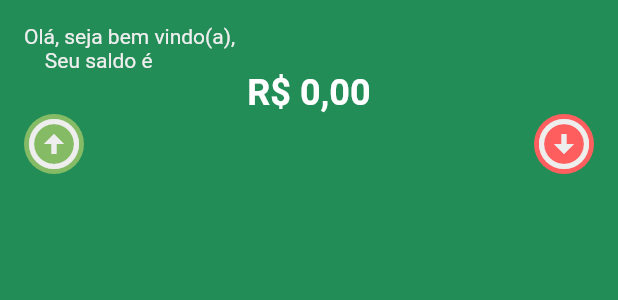
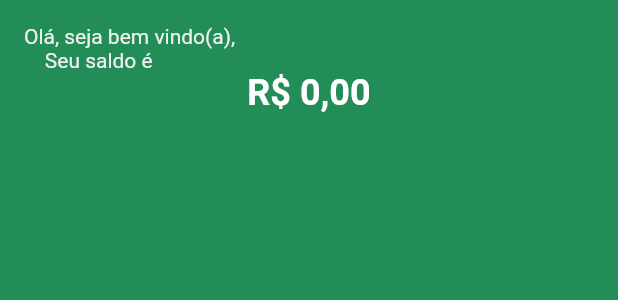
Before and after one commit to proz-tecnologia/PIT02GP07, a Flutter app: the HomeHeader widget shown alone on an empty page, opened directly with empty values, on a phone screen of 412 x 824 dp. Shown: the top 300 px of the screen. Run offline on Flutter 3.47's test engine with Material 2 defaults, Android fonts, the phone set to English and light mode, and no system bars; our stand-ins replace cloud_firestore, firebase_auth, firebase_core, firebase_crashlytics, flutter_bloc, flutter_expandable_fab and 5 more; accounts and stored records are empty.

```diff
--- a/lib/src/pages/home/components/header_home.dart
+++ b/lib/src/pages/home/components/header_home.dart
@@ -46,29 +46,6 @@ class HomeHeader extends StatelessWidget {
                 ),
               ),
             ),
-            Row(
-              mainAxisAlignment: MainAxisAlignment.spaceBetween,
-              children: const [
-                WalletTypeWidget(
-                  icon: Icons.arrow_circle_up_outlined,
-                  colorIcon: AppColors.iceWhite,
-                  backgroundColor: AppColors.mediumGreen,
-                  //value: widget.state.transaction
-                  type: 'Receita',
-                  style: AppTextStyle.mediumWhite,
-                  columnAlignment: CrossAxisAlignment.start,
-                ),
-                WalletTypeWidget(
-                  icon: Icons.arrow_circle_down_outlined,
-                  colorIcon: AppColors.iceWhite,
-                  backgroundColor: AppColors.lightRed,
-                  //value: widget.state.transaction
-                  type: 'Despesa',
-                  style: AppTextStyle.mediumWhite,
-                  columnAlignment: CrossAxisAlignment.start,
-                ),
-              ],
-            )
           ],
         ),
       ),
--- a/pubspec.yaml
+++ b/pubspec.yaml
@@ -43,6 +43,7 @@ dependencies:
   flutter_expandable_fab: ^1.6.1
   flutter_masked_text2: ^0.9.1
   flutter_modular: ^5.0.3
+  flutter_slidable: ^2.0.0
   image_picker: ^0.8.6
   intl: ^0.17.0
   mask_text_input_formatter: ^2.4.0
```
Also changed, not shown: lib/src/pages/transactions/add_transaction/add_transactions.dart (+14 -0 lines), lib/src/pages/transactions/current_transactions/transaction_screen.dart (+18 -3 lines), pubspec.lock.
